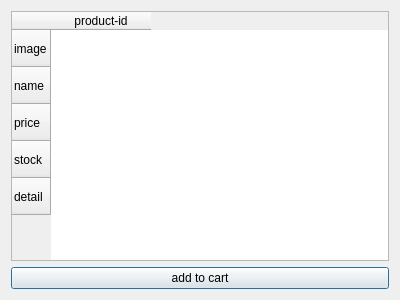
This is client/productdialog.ui in gitjip/microtrade as Qt 5 draws it before an edit. The edited form follows.
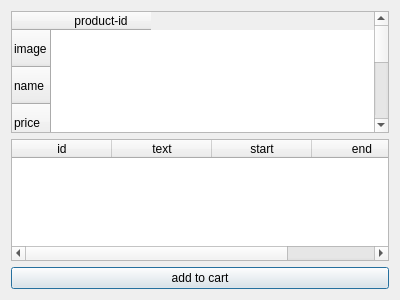
This is the edited form.

What changed in the file:
```diff
--- a/client/productdialog.ui
+++ b/client/productdialog.ui
@@ -14,7 +14,7 @@
    <string>Dialog</string>
   </property>
   <layout class="QGridLayout" name="gridLayout">
-   <item row="1" column="0">
+   <item row="2" column="0">
     <widget class="QPushButton" name="addToCartPushButton">
      <property name="text">
       <string>add to cart</string>
@@ -22,7 +22,7 @@
     </widget>
    </item>
    <item row="0" column="0">
-    <widget class="QTableWidget" name="tableWidget">
+    <widget class="QTableWidget" name="infoTableWidget">
      <property name="editTriggers">
       <set>QAbstractItemView::EditTrigger::NoEditTriggers</set>
      </property>
@@ -70,6 +70,30 @@
      </column>
     </widget>
    </item>
+   <item row="1" column="0">
+    <widget class="QTableWidget" name="promTableWidget">
+     <column>
+      <property name="text">
+       <string>id</string>
+      </property>
+     </column>
+     <column>
+      <property name="text">
+       <string>text</string>
+      </property>
+     </column>
+     <column>
+      <property name="text">
+       <string>start</string>
+      </property>
+     </column>
+     <column>
+      <property name="text">
+       <string>end</string>
+      </property>
+     </column>
+    </widget>
+   </item>
   </layout>
  </widget>
  <resources/>
```
